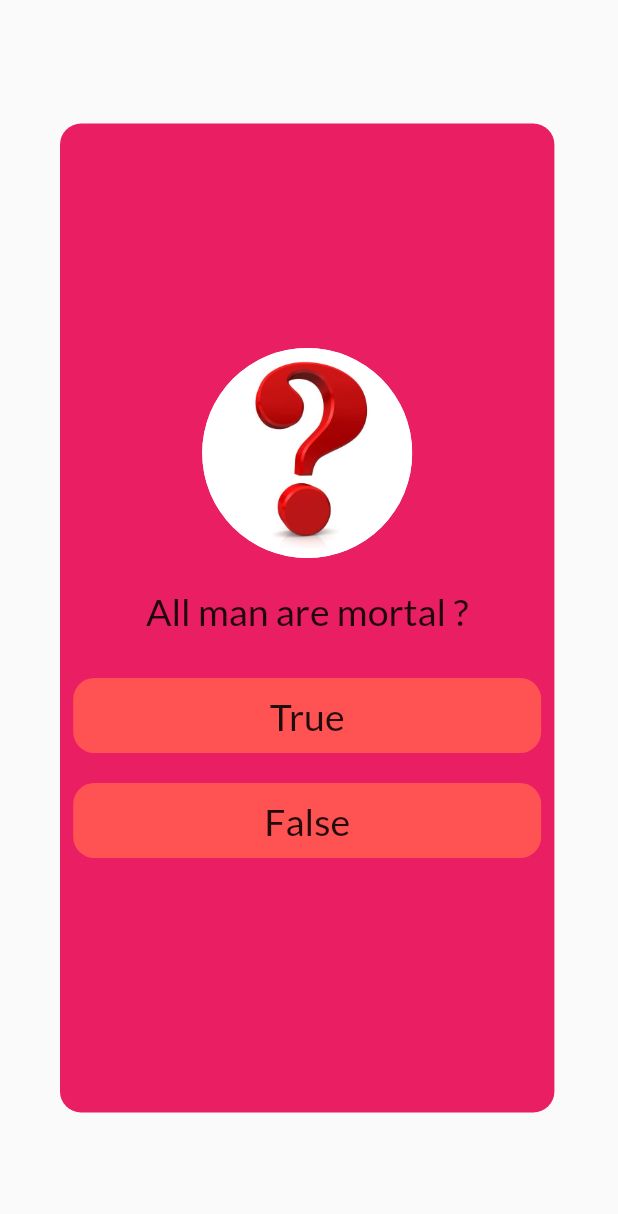
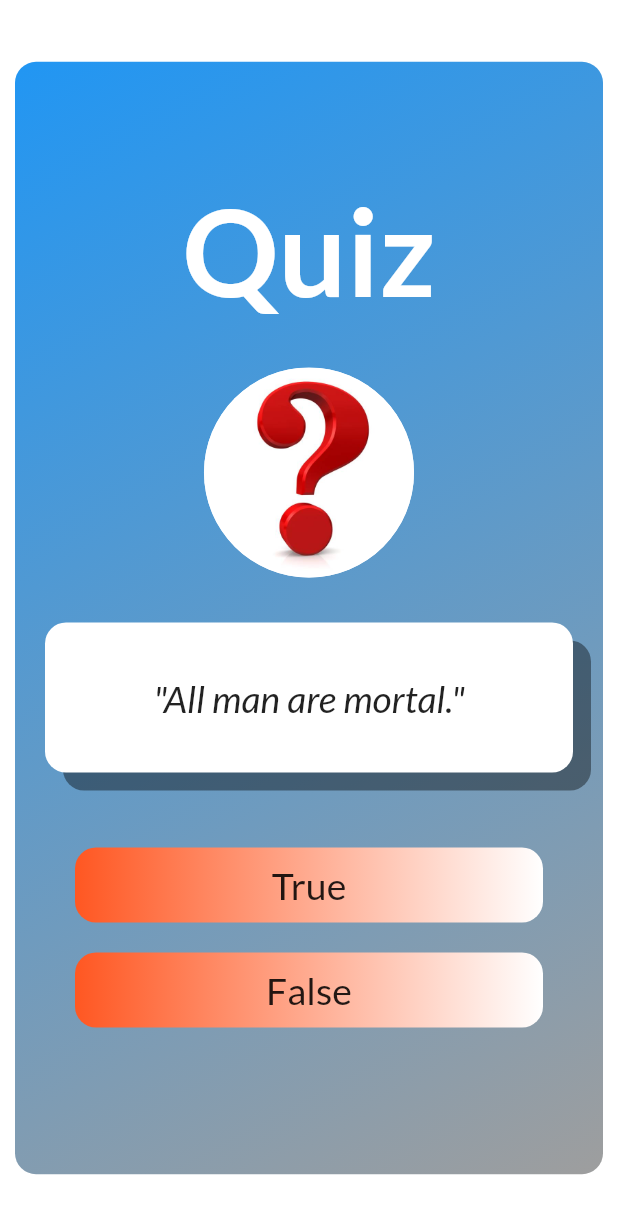
Before and after one commit to Bhandari007/flutter_quiz, a Flutter app: the screen it shows after launch, on a phone screen of 412 x 824 dp. Shown: the top 1214 px of the screen. Run offline on Flutter 3.47's test engine with Material 2 defaults, Android fonts, the phone set to English and light mode, and no system bars; our stand-ins replace google_fonts.

Commit message:
Made some design changes

```diff
--- a/lib/models/quiz_mind.dart
+++ b/lib/models/quiz_mind.dart
@@ -2,9 +2,9 @@ import 'package:flutter_quiz_app/models/question_bank.dart';
 
 class QuizMind {
   List <QuestionBank> questionBank = [
-    QuestionBank(q: "All man are mortal",a:true),
-    QuestionBank(q:"Muskan is a man",a:true),
-    QuestionBank(q:"Muskan is not mortal",a:false),
-    QuestionBank(q:"Muskan is mortal",a:true),
+    QuestionBank(q: "All man are mortal.",a:true),
+    QuestionBank(q:"Muskan is a man.",a:true),
+    QuestionBank(q:"Muskan is not mortal.",a:false),
+    QuestionBank(q:"Muskan is mortal.",a:true),
   ];
 }
--- a/lib/pages/quiz_page.dart
+++ b/lib/pages/quiz_page.dart
@@ -19,39 +19,74 @@ class _QuizPageState extends State<QuizPage> {
   Widget build(BuildContext context) {
     return  SafeArea(
         child: Scaffold(
+          backgroundColor: Colors.white38,
             body:Column(
               mainAxisAlignment: MainAxisAlignment.center,
               children: [
                 Container(
-                  margin: const EdgeInsets.all(40),
-                  width: MediaQuery.of(context).size.width * 0.8,
-                  height: MediaQuery.of(context).size.height * 0.8,
+                  margin: const EdgeInsets.only(left: 10,right: 10),
+                  width: MediaQuery.of(context).size.width,
+                  height: MediaQuery.of(context).size.height * 0.9,
                   decoration:  BoxDecoration(
-                    color: Colors.pink,
+                    gradient: const LinearGradient(
+                      begin: Alignment.topLeft,
+                        end: Alignment.bottomRight,
+                        colors: [
+                          Colors.blue,
+                          Colors.grey
+                        ]
+                    ),
                     borderRadius: BorderRadius.circular(14.0)
                   ),
                   child: Column(
                     mainAxisAlignment: MainAxisAlignment.center,
                     crossAxisAlignment: CrossAxisAlignment.center,
                     children:  [
+                      Expanded(child: Container()),
+                      Text("Quiz",
+                        style: GoogleFonts.lato(
+                          fontSize: 80,
+                          fontWeight: FontWeight.bold,
+                          color: Colors.white,
+                        ),),
+                      const SizedBox(height: 30,),
                       const CircleAvatar(
                         radius: 70,
                         backgroundImage: AssetImage("assets/images/question_mark.jpg",),
                         backgroundColor: Colors.white,
                       ),
-                      const SizedBox(height: 20,),
-                      Text("${quizMind.questionBank[0].questionText} ?",
-                        style: GoogleFonts.lato(
-                        fontSize: 25,
-                      ),),
                       const SizedBox(height: 30,),
+                      Container(
+                        margin: const EdgeInsets.only(left: 20,right: 20),
+                        alignment: Alignment.center,
+                        height: 100,
+                        decoration: BoxDecoration(
+                          color: Colors.white,
+                          borderRadius: BorderRadius.circular(14.0),
+                          boxShadow: [
+                            BoxShadow(
+                              color: Colors.black.withOpacity(0.4),
+                              offset: const Offset(12.0, 12.0)
+                            )
+                          ]
+                        ),
+                        child: Text("\"${quizMind.questionBank[0].questionText}\"",
+                          style: GoogleFonts.lato(
+                          fontSize: 25,
+                            fontStyle: FontStyle.italic
+                        ),),
+                      ),
+                      const SizedBox(height: 50,),
                       InkWell(
                         child: Container(
                           alignment: Alignment.center,
                           width: MediaQuery.of(context).size.width - 100,
                           height: 50,
                           decoration: BoxDecoration(
-                            color: Colors.redAccent ,
+                            gradient: const LinearGradient(colors: [
+                              Colors.deepOrange,
+                              Colors.white
+                            ]) ,
                             borderRadius: BorderRadius.circular(14.0)
                           ),
                           child: Text("True",style: GoogleFonts.lato(
@@ -79,7 +114,10 @@ class _QuizPageState extends State<QuizPage> {
                           width: MediaQuery.of(context).size.width - 100,
                           height: 50,
                           decoration: BoxDecoration(
-                              color:Colors.redAccent ,
+                              gradient: const LinearGradient(colors: [
+                                Colors.deepOrange,
+                                Colors.white,
+                              ]),
                               borderRadius: BorderRadius.circular(14.0)
                           ),
                           child: Text("False",style: GoogleFonts.lato(
@@ -100,10 +138,11 @@ class _QuizPageState extends State<QuizPage> {
                           });
                         },
                       ),
+                      Expanded(child: Container()),
                       const SizedBox(height: 20,),
                       Row(
                         children:scoreKeeper
-                      )
+                      ),
                     ],
                   ),
                 ),
```
